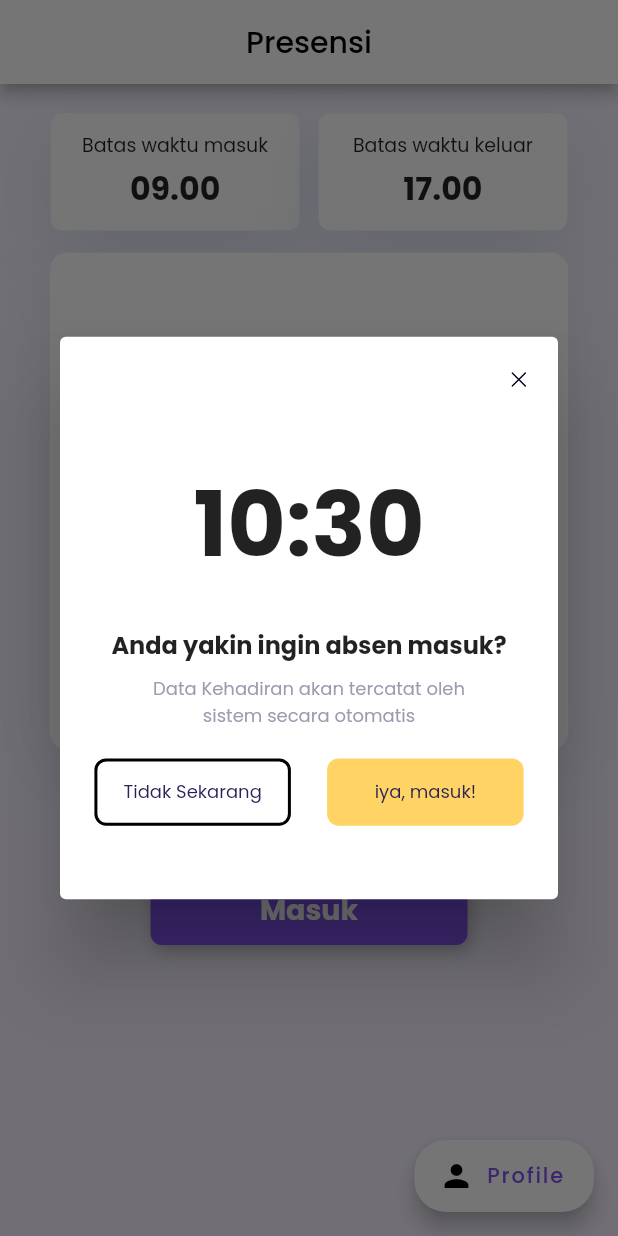
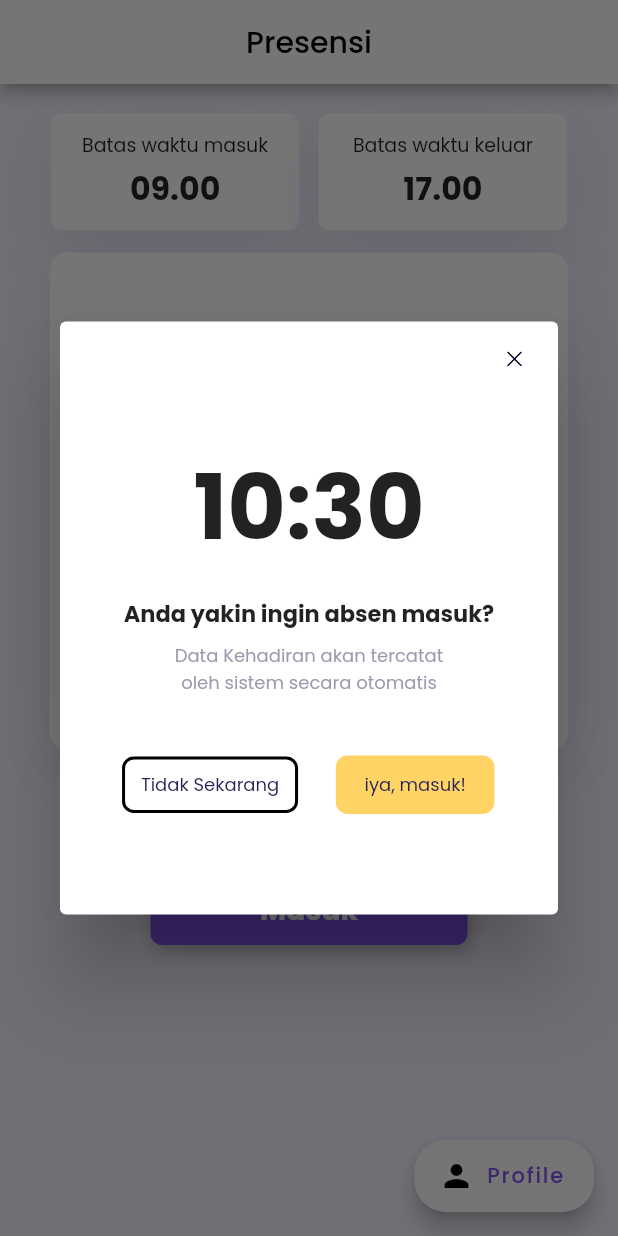
Before and after one commit to MikaSRahwono/Presensi-Kab-Pidie, a Flutter app: the HomePage screen opened directly, after a tap on "Masuk", on a phone screen of 412 x 824 dp. Run offline on Flutter 3.47's test engine with Material 2 defaults, Android fonts, the phone set to English and light mode, and no system bars; drawn by our look-alikes of auto_size_text, modal_progress_hud_nsn; our stand-ins replace flutter_countdown_timer, flutter_native_splash, flutter_screenutil, flutter_secure_storage, flutter_svg, geolocator and 1 more; accounts and stored records are empty.

Commit message:
Debugging kontol

```diff
--- a/lib/features/authentication/presentation/pages/forgotpass/methods.dart
+++ b/lib/features/authentication/presentation/pages/forgotpass/methods.dart
@@ -4,7 +4,7 @@ Future<String> forgetPass(email) async {
   var request = http.MultipartRequest(
       'POST',
       Uri.parse(
-          'http://127.0.0.1:8000//account/req-change-pass'));
+          'http://127.0.0.1:8000/account/req-change-pass'));
   request.fields.addAll({'email': email});
   http.StreamedResponse response = await request.send();
   if (response.statusCode == 200) {
--- a/lib/features/authentication/presentation/pages/login.dart
+++ b/lib/features/authentication/presentation/pages/login.dart
@@ -168,7 +168,6 @@ class _LoginPageState extends State<LoginPage> {
                         builder: (BuildContext context) =>
                             FirstPassResetPage()));
               } else {
-                dataUser.getDataPresensi();
                 Navigator.pushAndRemoveUntil(
                     context,
                     MaterialPageRoute(
--- a/lib/features/home/presentation/page/_pages.dart
+++ b/lib/features/home/presentation/page/_pages.dart
@@ -10,6 +10,7 @@ import 'package:geolocator/geolocator.dart';
 import 'package:intl/intl.dart';
 import 'package:http/http.dart' as http;
 import 'package:modal_progress_hud_nsn/modal_progress_hud_nsn.dart';
+import 'package:presensi_mobileapp/features/authentication/data/model/user_model.dart';
 import 'package:presensi_mobileapp/features/home/data/model/presensi_model.dart';
 import 'package:presensi_mobileapp/widgets/_widgets.dart';
 import 'package:presensi_mobileapp/features/authentication/presentation/pages/_pages.dart';
--- a/lib/features/home/presentation/page/home.dart
+++ b/lib/features/home/presentation/page/home.dart
@@ -28,7 +28,6 @@ class _HomePageState extends State<HomePage> {
       lat = '${value.latitude}',
       longi = '${value.longitude}'
     } );
-    _dinas = false;
   }
   @override
   void dispose() {
@@ -36,7 +35,6 @@ class _HomePageState extends State<HomePage> {
     super.dispose();
   }
 
-  @override
   /// -----------------------------------
   /// Methods
   /// -----------------------------------
@@ -82,21 +80,22 @@ class _HomePageState extends State<HomePage> {
     showDialog(
         context: context,
         builder: (context) =>
-            ModalProgressHUD(
-              inAsyncCall: isLoading,
-              child: Dialog(
-                child: Container(
+            AlertDialog(
+              content: StatefulBuilder(
+                builder: (BuildContext context, StateSetter setState){
+                  return  Container(
                     width: 326.w,
-                  height: 384.h,
+                    height: 360.h,
                     child: Column(
                       children: [
-                      Padding(
-                        padding: EdgeInsets.only(top: 24.0.h, right: 20.0.w),
-                        child: Row(
+                        Row(
                           mainAxisAlignment: MainAxisAlignment.end,
                           children: [
                             InkWell(
                               onTap: () => {
+                                setState(() {
+                                  isLoading = false;
+                                }),
                                 Navigator.pop(context)
                               },
                               child: Container(
@@ -110,9 +109,10 @@ class _HomePageState extends State<HomePage> {
                             )
                           ],
                         ),
-                      ),
-                      SizedBox(height: 48.h,),
-                      StreamBuilder(
+                        Center(
+                          child: Container(
+                            margin: EdgeInsets.only(top: 50.h),
+                            child: StreamBuilder(
                               stream: Stream.periodic(const Duration(seconds: 1)),
                               builder: (context, snapshot) {
                                 return AutoSizeText(
@@ -125,8 +125,12 @@ class _HomePageState extends State<HomePage> {
                                 );
                               },
                             ),
-                      Padding(
-                        padding: EdgeInsets.only(top: 24.0.h, left: 32.w, right: 32.w),
+                          ),
+                        ),
+                        Center(
+                          child: Container(
+                            margin: EdgeInsets.only(top: 15.h),
+                            padding: EdgeInsets.symmetric(horizontal: 10.w),
                             child: AutoSizeText(title,
                                 maxFontSize: 16,
                                 maxLines: 1,
@@ -134,6 +138,7 @@ class _HomePageState extends State<HomePage> {
                                     fontSize: 16.sp,
                                     fontWeight: FontWeight.w700,
                                     fontFamily: "Poppins")
+                            ),
                           ),
                         ),
                         Padding(
@@ -150,17 +155,19 @@ class _HomePageState extends State<HomePage> {
                           ),
                         ),
                         Padding(
-                        padding: EdgeInsets.only(top:20.0.h, left: 20.w, right: 20.w),
+                          padding: EdgeInsets.only(top:40.0.h, left: 5.w, right: 5.w),
                           child: Row(
                             mainAxisAlignment: MainAxisAlignment.spaceAround,
                             children: [
                               InkWell(
                                 onTap: () => {
+                                  setState(() {
+                                    isLoading = false;
+                                  }),
                                   Navigator.pop(context)
                                 },
                                 child: Container(
-                                width: 124.w,
-                                height: 46.h,
+                                  padding: EdgeInsets.symmetric(horizontal: 10.w),
                                   decoration: BoxDecoration(
                                     color: Colors.transparent ,
                                     borderRadius: BorderRadius.circular(8.r),
@@ -187,67 +194,95 @@ class _HomePageState extends State<HomePage> {
                                   ),
                                 ),
                               ),
-                            SizedBox(width: 16.w,),
                               InkWell(
                                 onTap: () async => {
                                   setState(() {
                                     isLoading = true;
                                   }),
-                                print('isLoadin $isLoading'),
+                                  print(isLoading),
+                                  print(dataUser.getLockedDinas()),
                                   if (dataUser.getPresensi()?.status == null){
-                                  print(_encodeBody),
                                     respData = dataUser.absenMasuk(_encodeBody),
                                     respData.then((response_) {
                                       var resMap = jsonDecode(response_!.body);
-                                    print(resMap);
-                                    print(_encodeBody);
-                                    print(response_?.statusCode);
-                                    if (response_?.statusCode == 200){
+                                      if (response_.statusCode == 200){
                                         onTapStatusAbsensi(context, "masuk");
-                                      dataUser.getDataPresensi();
-                                      Navigator.of(context,rootNavigator: true).pop();
-                                      dataUser.presensiModel = Presensi.fromJson(resMap);
+                                        dataUser.setPresensiModel(Presensi.fromJson(resMap));
                                         onTapClockIn(context, DateFormat('hh:mm').format(DateTime.now()));
+                                        setState(()  {
+                                          dataUser.setLockedDinas('true');
+                                          print(dataUser.getLockedDinas());
+                                          isLoading = false;
+                                        });
+                                        Navigator.pop(context);
+                                        print(isLoading);
                                       } else if (resMap['message'] == 'Lokasi terlalu jauh dari kantor'){
+                                        setState(() {
+                                          isLoading = false;
+                                        });
                                         showDialog<void>(
                                             context: context,
                                             barrierDismissible: false,
                                             builder: (BuildContext context) {
                                               return alertDialogFailedLokasi;
                                             });
-                                      print('Request failed with status: ${response_}.');
                                       } else if (resMap['message'] == 'Waktu tidak sesuai dengan waktu server'){
+                                        setState(() {
+                                          isLoading = false;
+                                        });
                                         showDialog<void>(
                                             context: context,
                                             barrierDismissible: false,
                                             builder: (BuildContext context) {
                                               return alertDialogFailedWaktu;
                                             });
-                                      print('Request failed with status: ${response_}.');
                                       }
                                     })
-                                } else if (dataUser.getPresensi()?.status == "masuk"){
+                                  }
+                                  else if (dataUser.getPresensi()?.status == "masuk"){
                                     respData = dataUser.absenKeluar(_encodeBody),
                                     respData.then((response_) {
-                                    if (response_?.statusCode == 200){
+                                      var resMap = jsonDecode(response_!.body);
+                                      if (response_.statusCode == 200){
                                         onTapStatusAbsensi(context, "keluar");
-                                      dataUser.getDataPresensi();
-                                      Navigator.of(context,rootNavigator: true).pop();
-                                      dataUser.presensiModel = Presensi.fromJson(jsonDecode(response_!.body));
+                                        dataUser.setPresensiModel(Presensi.fromJson(resMap));
                                         onTapClockIn(context, DateFormat('hh:mm').format(DateTime.now()));
-                                    } else {
-
-                                      print('Request failed with status: ${response_?.body}.');
+                                        setState(() {
+                                          dataUser.setLockedDinas('true');
+                                          print(dataUser.getLockedDinas());
+                                          isLoading = false;
+                                        });
+                                        Navigator.pop(context);
+                                        print(isLoading);
+                                      } else if (resMap['message'] == 'Lokasi terlalu jauh dari kantor'){
+                                        setState(() {
+                                          isLoading = false;
+                                        });
+                                        showDialog<void>(
+                                            context: context,
+                                            barrierDismissible: false,
+                                            builder: (BuildContext context) {
+                                              return alertDialogFailedLokasi;
+                                            });
+                                      } else if (resMap['message'] == 'Waktu tidak sesuai dengan waktu server'){
+                                        setState(() {
+                                          isLoading = false;
+                                        });
+                                        showDialog<void>(
+                                            context: context,
+                                            barrierDismissible: false,
+                                            builder: (BuildContext context) {
+                                              return alertDialogFailedWaktu;
+                                            });
                                       }
                                     }),
                                   },
-                                setState(() {
-                                  isLoading = false;
-                                }),
                                 },
                                 child: Container(
-                                width: 124.w,
-                                height: 46.h,
+                                  width: 100.w,
+                                  height: 40.h,
+                                  padding: EdgeInsets.symmetric(horizontal: 14.w),
+                                  margin: EdgeInsets.symmetric(horizontal: 1.w),
                                   decoration: BoxDecoration(
                                     color: Color.fromRGBO(255, 212, 101, 1) ,
                                     borderRadius: BorderRadius.circular(8.r),
@@ -255,7 +290,12 @@ class _HomePageState extends State<HomePage> {
                                   child: Padding(
                                     padding: EdgeInsets.only(top: 8.0.h, bottom: 8.0.h,),
                                     child: Center(
-                                    child:
+                                      child: isLoading?
+                                      SizedBox(
+                                        child: CircularProgressIndicator(valueColor: AlwaysStoppedAnimation<Color>(Colors.white)),
+                                        width: 10.w,
+                                        height: 10.w,
+                                      ):
                                       AutoSizeText(descButton,
                                           maxFontSize: 12,
                                           maxLines: 1,
@@ -276,17 +316,19 @@ class _HomePageState extends State<HomePage> {
                       ],
                     ),
 
-                ),
+                  );
+                },
               ),
             )
     );
   }
   Widget _buildAbsensiContent(BuildContext context) {
     final dataUser = Provider.of<UserProvider>(context);
-    String _clockIn = dataUser.getPresensi()?.data?.jamAbsensiMasuk.toString().substring(0, 5) ?? '- - : - -';
-    String? _clockOut = dataUser.getPresensi()?.data?.jamAbsensiKeluar == null ? '- - : - -' : dataUser.getPresensi()?.data?.jamAbsensiKeluar.toString().substring(0, 5);
-    String statClockIn = dataUser.getPresensi()?.data?.keteranganAbsensiMasuk ?? "";
-    String statClockOut = dataUser.getPresensi()?.data?.keteranganAbsensiKeluar ?? "";
+    final dataPresensi = dataUser.getPresensi()?.data;
+    String _clockIn = dataPresensi?.jamAbsensiMasuk.toString().substring(0, 5) ?? '- - : - -';
+    String? _clockOut = dataPresensi?.jamAbsensiKeluar == null ? '- - : - -' : dataUser.getPresensi()?.data?.jamAbsensiKeluar.toString().substring(0, 5);
+    String statClockIn = dataPresensi?.keteranganAbsensiMasuk ?? "";
+    String statClockOut = dataPresensi?.keteranganAbsensiKeluar ?? "";
     String stat = dataUser.getPresensi()?.status ?? "";
     final batasWaktu = Padding(
       padding: EdgeInsets.only(
@@ -435,27 +477,27 @@ class _HomePageState extends State<HomePage> {
                   fontWeight: FontWeight.w400,
                   fontFamily: "Poppins")
           ),
-          Switch(
-            value: _dinas,
+          if (!dataUser.getLockedDinas())
+            ...[Switch(
+              value: dataUser.getFlagDinas() != "",
               activeColor: Colors.redAccent,
               onChanged: (value) async {
                 setState(()  {
                   _dinas = value;
-                if (_dinas) {
-                  _dinas = true;
-                } else {
-                  _dinas = false;
-                }
                 });
                 if (_dinas) {
                   await dataUser.setFlagDinas("Perjalanan Dinas");
-                print(dataUser.getFlagDinas().toString());
                 } else {
                   await dataUser.setFlagDinas("");
-                print(dataUser.getFlagDinas().toString());
                 }
               },
-          ),
+            )]
+          else
+            ...[Switch(
+              value: dataUser.getFlagDinas() != "",
+              activeColor: Colors.redAccent,
+              onChanged: null
+            )]
         ],
       ),
     );
@@ -499,23 +541,15 @@ class _HomePageState extends State<HomePage> {
     final buttonAbsenMasuk = Center(
       child: InkWell(
         onTap: () => {
-          print('awal masuk'),
-          print(""),
           getCurrentLocation().then((value) => {
             lat = '${value.latitude}',
             longi = '${value.longitude}'
           }
           ),
-
-          print("lat "+ lat),
-          print("longitude "+ longi),
           encodeBody['date_time'] = DateFormat('yyyy-MM-dd H:m:s').format(DateTime.now()).toString(),
           encodeBody['latitude'] = lat,
           encodeBody['longitude'] = longi,
-          print("test"),
-          encodeBody['status'] = dataUser.getFlagDinas().toString() ?? '',
-          print("test"),
-          print(encodeBody),
+          encodeBody['status'] = dataUser.getFlagDinas().toString(),
           displayDialog(
               context, "Anda yakin ingin absen masuk?", "iya, masuk!", dataUser,  encodeBody)
 
@@ -563,8 +597,7 @@ class _HomePageState extends State<HomePage> {
           encodeBody['date_time'] = DateFormat('yyyy-MM-dd H:m:s').format(DateTime.now()).toString(),
           encodeBody['latitude'] = lat,
           encodeBody['longitude'] = longi,
-          encodeBody['status'] = dataUser.getFlagDinas().toString() ?? "",
-          print(encodeBody),
+          encodeBody['status'] = dataUser.getFlagDinas().toString(),
           displayDialog(
               context, "Anda yakin ingin absen keluar?", "iya, keluar!", dataUser,  encodeBody)
 
@@ -732,17 +765,15 @@ class _HomePageState extends State<HomePage> {
         backgroundColor: Colors.white,
       ),
       backgroundColor: Color.fromRGBO(246, 242, 255, 1),
-      body: ModalProgressHUD(
-        inAsyncCall: isLoading,
-        child: SingleChildScrollView(
+      body: SingleChildScrollView(
         child: _buildAbsensiContent(context),
-        ),
       ),
       floatingActionButton: FloatingActionButton.extended(
         backgroundColor: Colors.white,
         foregroundColor: Color(0xFF8253F0),
         shape: RoundedRectangleBorder(borderRadius: BorderRadius.circular(20.w)),
         onPressed: (){
+          dataUser.getDataUser();
           Navigator.push(context, MaterialPageRoute(builder: (BuildContext context) => ProfilePage()));
         },
         label: Text("Profile"),
--- a/lib/main.dart
+++ b/lib/main.dart
@@ -1,5 +1,6 @@
 
 import 'package:flutter/material.dart';
+import 'package:flutter_native_splash/flutter_native_splash.dart';
 import 'package:presensi_mobileapp/check_auth.dart';
 import 'package:presensi_mobileapp/features/home/presentation/page/_pages.dart';
 import 'package:presensi_mobileapp/main_page.dart';
@@ -13,12 +14,17 @@ import 'package:provider/provider.dart';
 import 'features/authentication/presentation/provider/_provider.dart';
 
 void main() async {
+  WidgetsFlutterBinding.ensureInitialized();
+  FlutterNativeSplash.removeAfter(initialization);
   runApp(MultiProvider(
     providers: [
       ChangeNotifierProvider(create: (_) => UserProvider()),
     ],
     child: MyApp(),
   ));
+}
+
+Future initialization(BuildContext? context) async {
 }
 
 class MyApp extends StatelessWidget {
```
Also changed, not shown: lib/check_auth.dart (+15 -8 lines), lib/features/authentication/presentation/provider/user_provider.dart (+41 -12 lines), lib/features/home/presentation/home.dart (deleted, +0 -39 lines), lib/features/login/presentation/provider/user_provider.dart (deleted, +0 -101 lines), lib/features/profile/presentation/profile.dart (+0 -11 lines), lib/splash_screen.dart (+0 -13 lines). Lines whose indentation alone changed are shown as unchanged.
